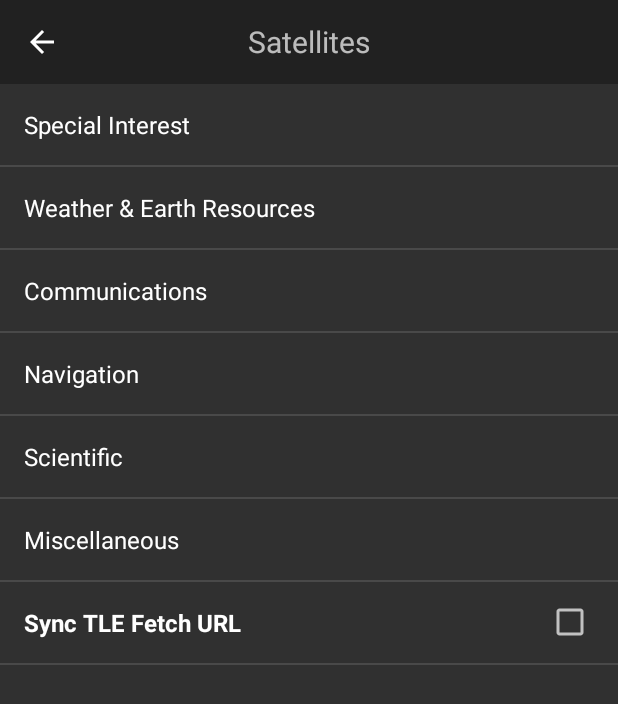
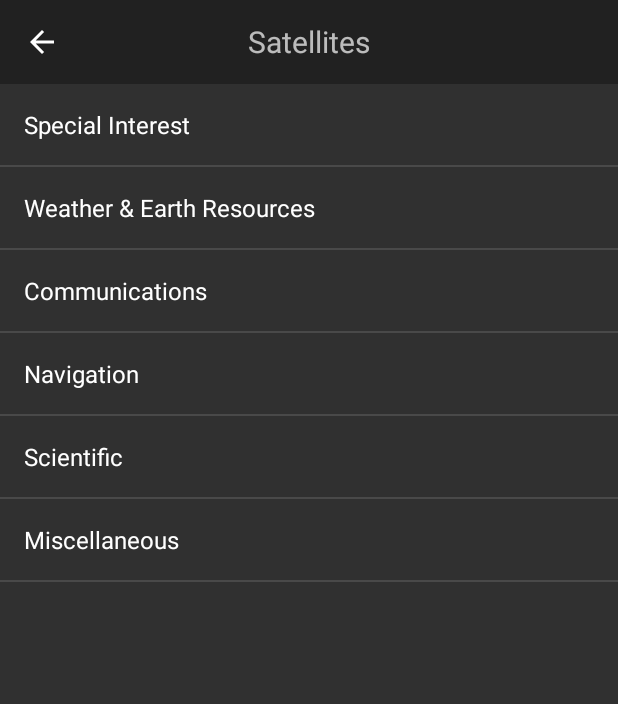
Before and after one commit to nuald/glSatellite-Demo, an Android app: the SettingsActivity screen opened directly, with no data from a screen before it, after a tap on "Satellites", on a phone screen of 412 x 824 dp. Shown: the top 704 px of the screen. Run offline under Robolectric (Android 15) with nearby library versions, the phone set to English and light mode, and no system bars.

Commit message:
URL sync snackbar has been added.

```diff
--- a/glSatellite/app/src/main/java/ca/raido/glSatelliteDemo/SettingsActivity.java
+++ b/glSatellite/app/src/main/java/ca/raido/glSatelliteDemo/SettingsActivity.java
@@ -4,14 +4,16 @@ import android.app.Fragment;
 import android.app.FragmentManager;
 import android.content.SharedPreferences;
 import android.os.Bundle;
-import android.preference.CheckBoxPreference;
 import android.preference.EditTextPreference;
 import android.preference.Preference;
 import android.preference.PreferenceFragment;
+import android.support.design.widget.CoordinatorLayout;
+import android.support.design.widget.Snackbar;
 import android.support.v7.app.ActionBar;
 import android.support.v7.app.AppCompatActivity;
 import android.support.v7.widget.Toolbar;
 import android.view.MenuItem;
+import android.view.View;
 import android.widget.TextView;
 
 import java.util.Arrays;
@@ -26,7 +28,6 @@ public class SettingsActivity extends AppCompatActivity implements
 
     static final String FMT = "http://www.celestrak.com/NORAD/elements/%s.txt";
 
-    private static final String PREF_SYNC = "pref_sync";
     private static final String[] PREF_DB = {
         "pref_db_special",
         "pref_db_earth",
@@ -131,13 +132,16 @@ public class SettingsActivity extends AppCompatActivity implements
             if (key.equals(PREF_URL)) {
                 updatePrefUrl();
             } else if (Arrays.asList(PREF_DB).contains(key)) {
-                final String value = prefs.getString(key, DEFAULT);
-                prefs.edit().putString(PREF_TLE, value).apply();
-                getFragmentManager().popBackStack();
+                // Satellite onResume clears the preferences
+                final String value = prefs.getString(key, null);
+                if (value != null) {
+                    prefs.edit().putString(PREF_TLE, value).apply();
+                    getFragmentManager().popBackStack();
+                }
             }
         }
 
-        private String getUrl() {
+        protected String getUrl() {
             final SharedPreferences prefs = getPreferenceScreen().getSharedPreferences();
             final String tle = prefs.getString(PREF_TLE, DEFAULT);
             return String.format(FMT, tle);
@@ -187,8 +191,21 @@ public class SettingsActivity extends AppCompatActivity implements
             final SharedPreferences prefs = getPreferenceScreen().getSharedPreferences();
             final Preference tlePref = findPreference(PREF_TLE);
             tlePref.setSummary(prefs.getString(PREF_TLE, DEFAULT));
-            if (prefs.getBoolean(PREF_SYNC, false)) {
-                updatePrefUrlValue();
+
+            final String calculatedUrl = getUrl();
+            final String currentUrl = prefs.getString(PREF_URL, "");
+            if (!calculatedUrl.equals(currentUrl)) {
+                CoordinatorLayout coordinatorLayout = getActivity().findViewById(R.id.coordinator_layout);
+                Snackbar snackbar = Snackbar
+                    .make(coordinatorLayout, "URL doesn't correspond to the TLE", Snackbar.LENGTH_LONG)
+                    .setAction("SYNC", new View.OnClickListener() {
+                        @Override
+                        public void onClick(View view) {
+                            updatePrefUrlValue();
+                        }
+                    });
+
+                snackbar.show();
             }
         }
     }
@@ -214,9 +231,6 @@ public class SettingsActivity extends AppCompatActivity implements
 
             final SharedPreferences sharedPrefs = getPreferenceScreen().getSharedPreferences();
             final SharedPreferences.Editor editor = sharedPrefs.edit();
-            editor.putBoolean(PREF_SYNC, false);
-            final CheckBoxPreference pref = (CheckBoxPreference) findPreference(PREF_SYNC);
-            pref.setChecked(false);
             for (String key : PREF_DB) {
                 editor.putString(key, null);
             }
--- a/glSatellite/app/src/main/res/layout/settings.xml
+++ b/glSatellite/app/src/main/res/layout/settings.xml
@@ -1,6 +1,6 @@
 <?xml version="1.0" encoding="utf-8"?>
 <android.support.design.widget.CoordinatorLayout
-    android:id="@+id/myCoordinatorLayout"
+    android:id="@+id/coordinator_layout"
     xmlns:android="http://schemas.android.com/apk/res/android"
     xmlns:app="http://schemas.android.com/apk/res-auto"
     android:layout_width="match_parent"
--- a/glSatellite/app/src/main/res/values/strings.xml
+++ b/glSatellite/app/src/main/res/values/strings.xml
@@ -7,7 +7,6 @@
     <string name="format_default">FPS: %1$2.0f Offline Iridium TLE</string>
     <string name="format_info">%1$s (%2$d)\nLAT: %3$f LON: %4$f\nALT: %5$f</string>
     <string name="title_other">Other</string>
-    <string name="title_sync"><b>Sync TLE Fetch URL</b></string>
 
     <!-- Strings related to Settings -->
     <string name="pref_title_db">Satellites</string>
--- a/glSatellite/app/src/main/res/xml/pref_satellite.xml
+++ b/glSatellite/app/src/main/res/xml/pref_satellite.xml
@@ -36,9 +36,4 @@
         android:entries="@array/db_misc_entries"
         android:entryValues="@array/db_misc_values" />
 
-    <CheckBoxPreference
-        android:title="@string/title_sync"
-        android:textAlignment="center"
-        android:key="pref_sync" />
-
 </PreferenceScreen>
```
